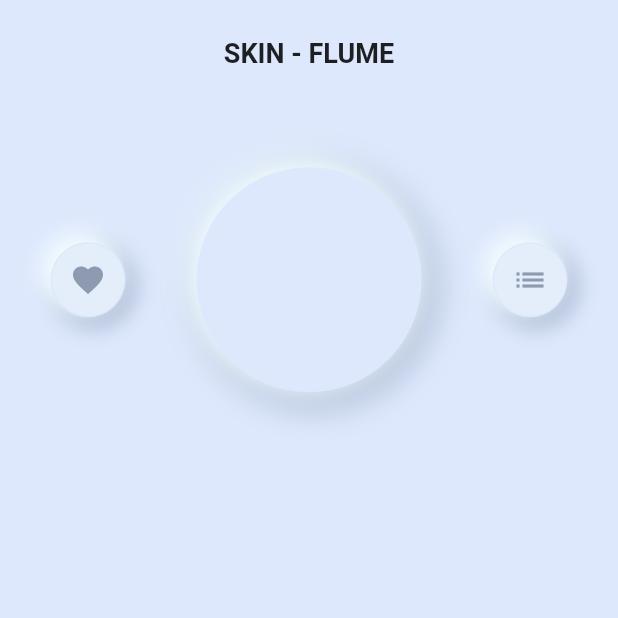
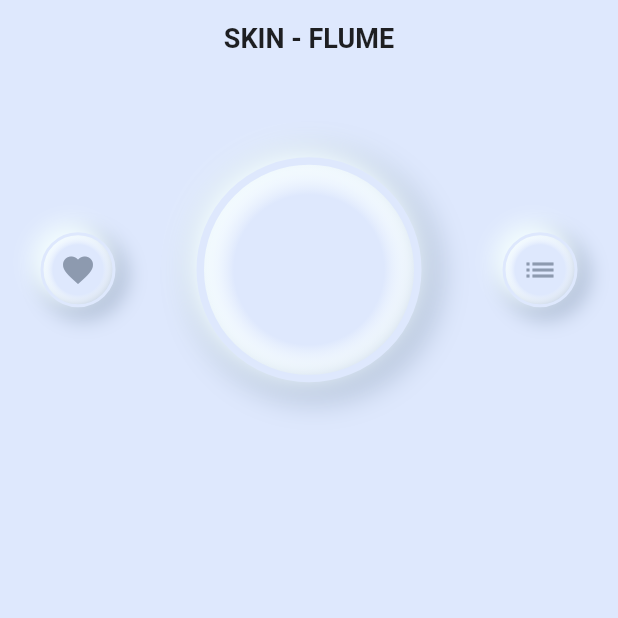
Before and after one commit to aloRanking/music_app, a Flutter app: the screen it shows after launch, on a phone screen of 412 x 824 dp, the top half of it. Run offline on Flutter 3.47's test engine with Material 2 defaults, Android fonts, the phone set to English and light mode, and no system bars; missing offline and left inert: audioplayer, flutter_audio_query.

Commit message:
added griadients and borderwidth

```diff
--- a/lib/screen/music_home.dart
+++ b/lib/screen/music_home.dart
@@ -54,17 +54,17 @@ class _MusicHomeState extends State<MusicHome> {
   Widget build(BuildContext context) {
     return Scaffold(
       backgroundColor: kBackgrounColor,
-      body: SafeArea(
-          child: Container(
-        padding: EdgeInsets.all(10),
-        child: Column(
+      body: Stack(
+        children: <Widget>[
+          Column(
             children: <Widget>[
               _albumTitle(),
               _centerCircle(),
               _musicList(),
             ],
           ),
-      )),
+        ],
+      ),
     );
   }
 
@@ -116,6 +116,7 @@ class _MusicHomeState extends State<MusicHome> {
 class CenterCircle extends StatelessWidget {
   final double height;
   final double width;
+
   const CenterCircle({
     Key key,
     this.height,
@@ -129,7 +130,10 @@ class CenterCircle extends StatelessWidget {
       width: width,
       decoration: BoxDecoration(
           shape: BoxShape.circle,
-          color: kBackgrounColor,
+          border: Border.all(
+            width: 5,
+            color: kBackgrounColor ),
+          //color: kBackgrounColor,
           boxShadow: [
             BoxShadow(
               offset: Offset(4, 4),
@@ -143,7 +147,11 @@ class CenterCircle extends StatelessWidget {
               blurRadius: 15,
               spreadRadius: 3,
             ),
-          ]),
+          ],
+
+          gradient: RadialGradient(colors: [
+            kBackgrounColor,kBackgrounColor,kBackgrounColor, Colors.white.withAlpha(0)
+          ])),
       child: Container(),
     );
   }
--- a/lib/utils/constants.dart
+++ b/lib/utils/constants.dart
@@ -4,3 +4,7 @@ import 'package:flutter/material.dart';
 Color kBackgrounColor = Color(0xFFDEE8FD);
 Color kPauseColor = Color(0xFF6A93FF);
 Color kGreyColor = Color(0xFF8D9AAF);
+Color kMColor = Color(0xFFE5EEFC);
+Color kActiveColor = Color(0xFFD0DDF3);
+const kLightBlue = Color(0xFF92aeff);
+const kDarkBlue = Color(0xFF5880ff);
--- a/lib/widgets/smallRoundBox.dart
+++ b/lib/widgets/smallRoundBox.dart
@@ -4,16 +4,17 @@ import 'package:music_app/utils/constants.dart';
 class SmallRoundBox extends StatelessWidget {
   final Icon icon;
   final Function onPressed;
-  SmallRoundBox({this.icon, this.onPressed});
+  final bool isActive;
+  SmallRoundBox({this.icon, this.onPressed, this.isActive = false});
 
   @override
   Widget build(BuildContext context) {
-    return Container(
-      height: 50,
-      width: 50,
-      decoration: BoxDecoration(
+    var Boxdecoration = BoxDecoration(
         shape: BoxShape.circle,
-          color: kBackgrounColor,
+        border: Border.all(
+          width: 2,
+          color: isActive ? kDarkBlue : kBackgrounColor,
+        ),
         boxShadow: [
           BoxShadow(
             offset: Offset(4, 4),
@@ -27,33 +28,40 @@ class SmallRoundBox extends StatelessWidget {
             blurRadius: 10,
             spreadRadius: 2,
           )
-          ]),
-      child: Padding(
-        padding: const EdgeInsets.all(1.0),
-        child: Container(
-            decoration: BoxDecoration(
-              shape: BoxShape.circle,
-              color: kBackgrounColor,
-             /*  boxShadow: [
-                BoxShadow(
-                  color: Color(0xFFF2FCFF),
-                  blurRadius: 12,
-                 // spreadRadius: 1,
-                ),
-              ], */
+        ],
         gradient: RadialGradient(
           colors: [
-                Color(0xFFE4EEFB),
-                Color(0x15EDF7FF)
+            kBackgrounColor,
+            kBackgrounColor,
+            kBackgrounColor,
+            Colors.white.withAlpha(0)
           ],
-              stops: [
-                4,
-                1,
-              ]
-              )
-            ),
-            child: IconButton(onPressed: onPressed,
-            icon: icon,)),
+        ));
+
+    if (isActive) {
+      Boxdecoration.copyWith(
+          gradient: RadialGradient(colors: [kLightBlue, kDarkBlue]));
+    } else {
+      Boxdecoration.copyWith(
+          gradient: RadialGradient(
+        colors: [
+          kBackgrounColor,
+          kBackgrounColor,
+          kBackgrounColor,
+          Colors.white.withAlpha(0)
+        ],
+      ));
+    }
+    return Container(
+      height: 50,
+      width: 50,
+      decoration: Boxdecoration,
+      child: FlatButton(
+        padding: EdgeInsets.all(0),
+        shape: RoundedRectangleBorder(
+            borderRadius: BorderRadius.all(Radius.circular(200))),
+        onPressed: onPressed,
+        child: icon,
       ),
     );
   }
```
Also changed, not shown: lib/screen/now_playing.dart (+31 -27 lines), lib/widgets/media_player_button.dart (+24 -29 lines), lib/widgets/music_card.dart (+80 -21 lines). Lines whose indentation alone changed are shown as unchanged.
